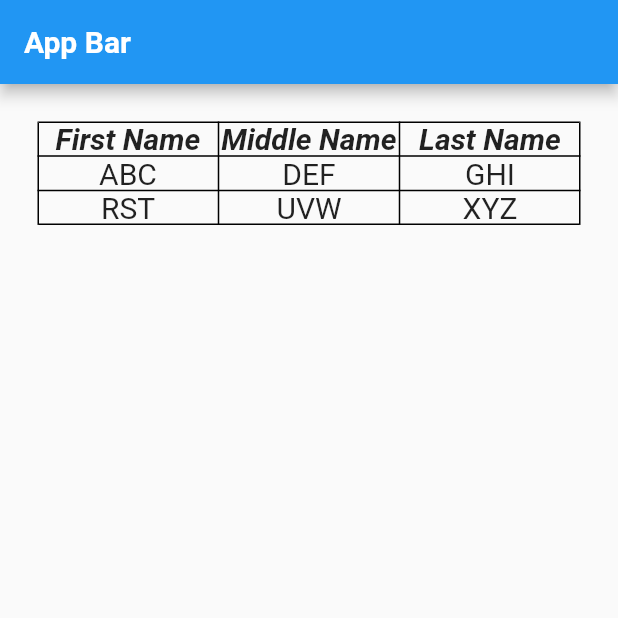
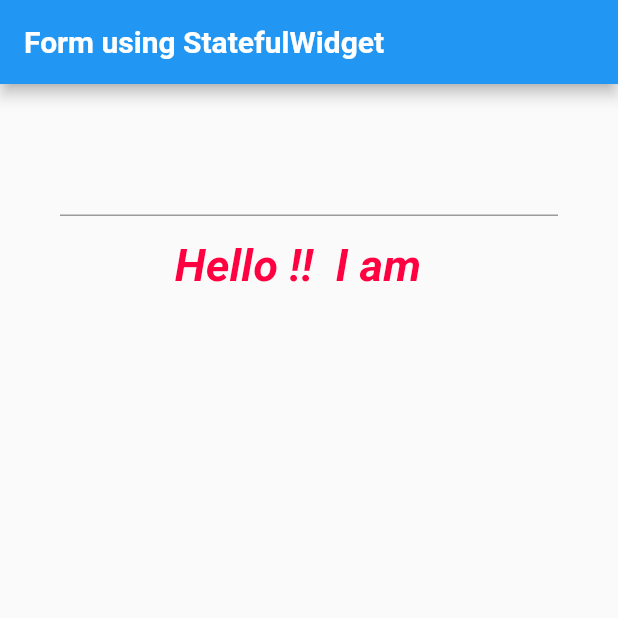
Before and after one commit to Amrut-17/FlutterPractice, a Flutter app: the screen it shows after launch, on a phone screen of 412 x 824 dp, the top half of it. Run offline on Flutter 3.47's test engine with Material 2 defaults, Android fonts, the phone set to English and light mode, and no system bars.

Commit message:
StatefulWidget using Form, Container, Padding, onSubmitted, setState

```diff
--- a/lib/main.dart
+++ b/lib/main.dart
@@ -1,25 +1,150 @@
 import 'package:flutter/material.dart';
-import 'package:flutter_dev_practice/screens/table_screen.dart';
 
-void main() => runApp(HomeScreen());
+void main() {
+  runApp(
+    MaterialApp(
+      title: "StatefulWidget_Concept",
+      home: HomeScreen(),
+    ),
+  );
+}
 
-class HomeScreen extends StatelessWidget {
+class HomeScreen extends StatefulWidget {
+  const HomeScreen({Key? key}) : super(key: key);
+
+  @override
+  _HomeScreenState createState() => _HomeScreenState();
+}
+
+class _HomeScreenState extends State<HomeScreen> {
+  String fName = "";
   @override
   Widget build(BuildContext context) {
-    return MaterialApp(
-      debugShowCheckedModeBanner: false,
-      title: "First App",
-      home: Scaffold(
-        appBar: AppBar(
-          title: Text(
-            "App Bar",
-            style: TextStyle(
-              fontWeight: FontWeight.bold,
-            ),
+    return Scaffold(
+      appBar: AppBar(
+        title: Text(
+          "Form using StatefulWidget",
+          style: TextStyle(
+            fontWeight: FontWeight.bold,
           ),
         ),
-        body: TableScreen(),
+      ),
+      body: Container(
+        margin: EdgeInsets.all(20.0),
+        padding: EdgeInsets.all(20.0),
+        child: Column(
+          children: <Widget>[
+            TextField(
+              onSubmitted: (String firstName) {
+                setState(() {
+                  fName = firstName;
+                });
+              },
+            ),
+            Padding(
+              padding: const EdgeInsets.all(15.0),
+              child: Text(
+                "Hello !! \tI am $fName ",
+                style: TextStyle(
+                  color: Color.fromARGB(255, 255, 0, 64),
+                  fontStyle: FontStyle.italic,
+                  fontWeight: FontWeight.bold,
+                  fontSize: 30.0,
+                ),
+              ),
+            ),
+          ],
+        ),
       ),
     );
   }
 }
+
+
+
+
+
+
+
+
+
+
+
+
+
+
+
+
+
+
+
+
+
+
+
+
+
+
+
+
+
+
+
+
+
+// import 'package:flutter/material.dart';
+
+// void main() {
+//   runApp(
+//     MaterialApp(
+//       title: "Form Using StatefullWidget",
+//       home: SimpleForm(),
+//     ),
+//   );
+// }
+
+// class SimpleForm extends StatefulWidget {
+//   @override
+//   _SimpleFormState createState() => _SimpleFormState();
+// }
+
+// class _SimpleFormState extends State<SimpleForm> {
+//   String name = "";
+//   @override
+//   Widget build(BuildContext context) {
+//     return Scaffold(
+//       appBar: AppBar(
+//         title: Text(
+//           "Form using StatefulWidget",
+//         ),
+//       ),
+//       body: Container(
+//         margin: EdgeInsets.all(20.0),
+//         padding: EdgeInsets.all(10.0),
+//         child: Column(
+//           children: <Widget>[
+//             TextField(
+//               onSubmitted: (String username) {
+//                 setState(() {
+//                   name = username;
+//                 });
+//               },
+//             ),
+//             Padding(
+//               padding: const EdgeInsets.all(10.0),
+//               child: Text(
+//                 "Hello !! \nI am $name",
+//                 style: TextStyle(
+//                   color: Colors.amberAccent,
+//                   fontSize: 30.0,
+//                   fontStyle: FontStyle.italic,
+//                   fontWeight: FontWeight.bold,
+//                 ),
+//               ),
+//             ),
+//           ],
+//         ),
+//       ),
+//     );
+//   }
+// }
--- a/lib/screens/table_screen.dart
+++ /dev/null
@@ -1,100 +0,0 @@
-import 'package:flutter/material.dart';
-
-class TableScreen extends StatelessWidget {
-
-  @override
-  Widget build(BuildContext context) {
-    return Material(
-          child: Container(
-            margin: EdgeInsets.all(15),
-            padding: EdgeInsets.all(10),
-            child: Table(
-              border: TableBorder.all(),
-              children: [
-                TableRow(
-                  children: [
-                    Text(
-                      "First Name",
-                      style: TextStyle(
-                        fontSize: 20.0,
-                        fontWeight: FontWeight.bold,
-                        fontStyle: FontStyle.italic,
-                      ),
-                      textAlign: TextAlign.center,
-                    ),
-                    Text(
-                      "Middle Name",
-                      style: TextStyle(
-                        fontSize: 20.0,
-                        fontWeight: FontWeight.bold,
-                        fontStyle: FontStyle.italic,
-                      ),
-                      textAlign: TextAlign.center,
-                    ),
-                    Text(
-                      "Last Name",
-                      style: TextStyle(
-                        fontSize: 20.0,
-                        fontWeight: FontWeight.bold,
-                        fontStyle: FontStyle.italic,
-                      ),
-                      textAlign: TextAlign.center,
-                    ),
-                  ],
-                ),
-                TableRow(
-                  children: [
-                    Text(
-                      "ABC",
-                      style: TextStyle(
-                        fontSize: 20.0,
-                      ),
-                      textAlign: TextAlign.center,
-                    ),
-                    Text(
-                      "DEF",
-                      style: TextStyle(
-                        fontSize: 20.0,
-                      ),
-                      textAlign: TextAlign.center,
-                    ),
-                    Text(
-                      "GHI",
-                      style: TextStyle(
-                        fontSize: 20.0,
-                      ),
-                      textAlign: TextAlign.center,
-                    ),
-                  ],
-                ),
-                TableRow(
-                  children: [
-                    Text(
-                      "RST",
-                      style: TextStyle(
-                        fontSize: 20.0,
-                      ),
-                      textAlign: TextAlign.center,
-                    ),
-                    Text(
-                      "UVW",
-                      style: TextStyle(
-                        fontSize: 20.0,
-                      ),
-                      textAlign: TextAlign.center,
-                    ),
-                    Text(
-                      "XYZ",
-                      style: TextStyle(
-                        fontSize: 20.0,
-                      ),
-                      textAlign: TextAlign.center,
-                    ),
-                  ],
-                ),
-              ],
-            ),
-          ),
-        );
-  }
-}
```
Also changed, not shown: screenshot.png, 1 other file.
